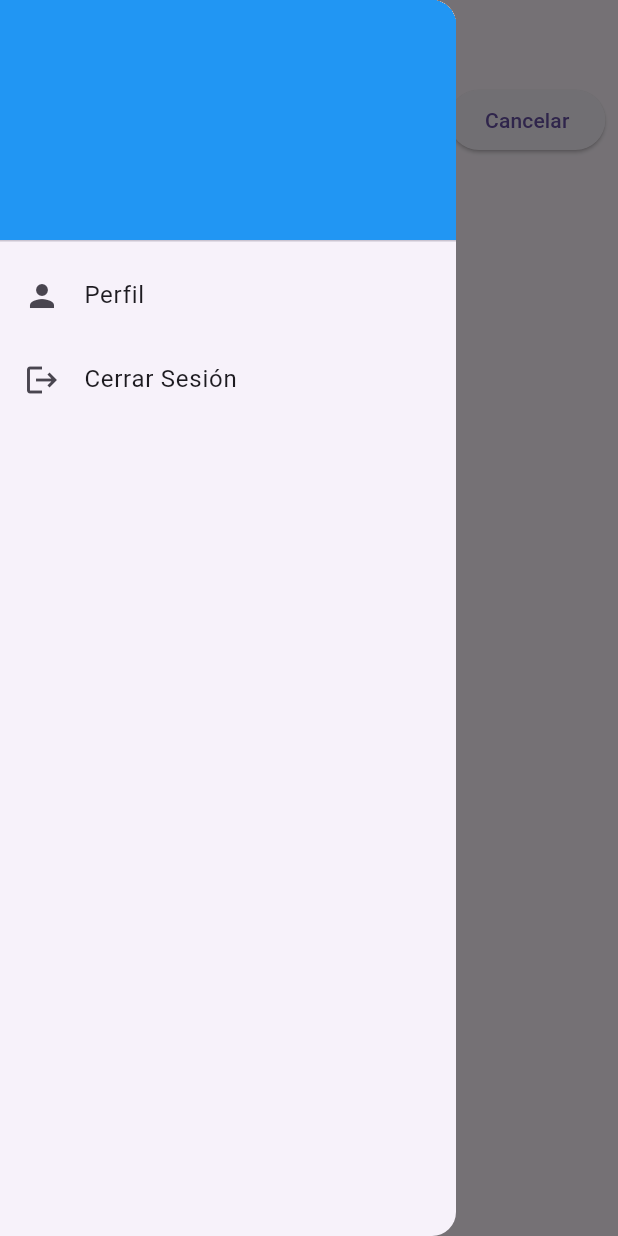
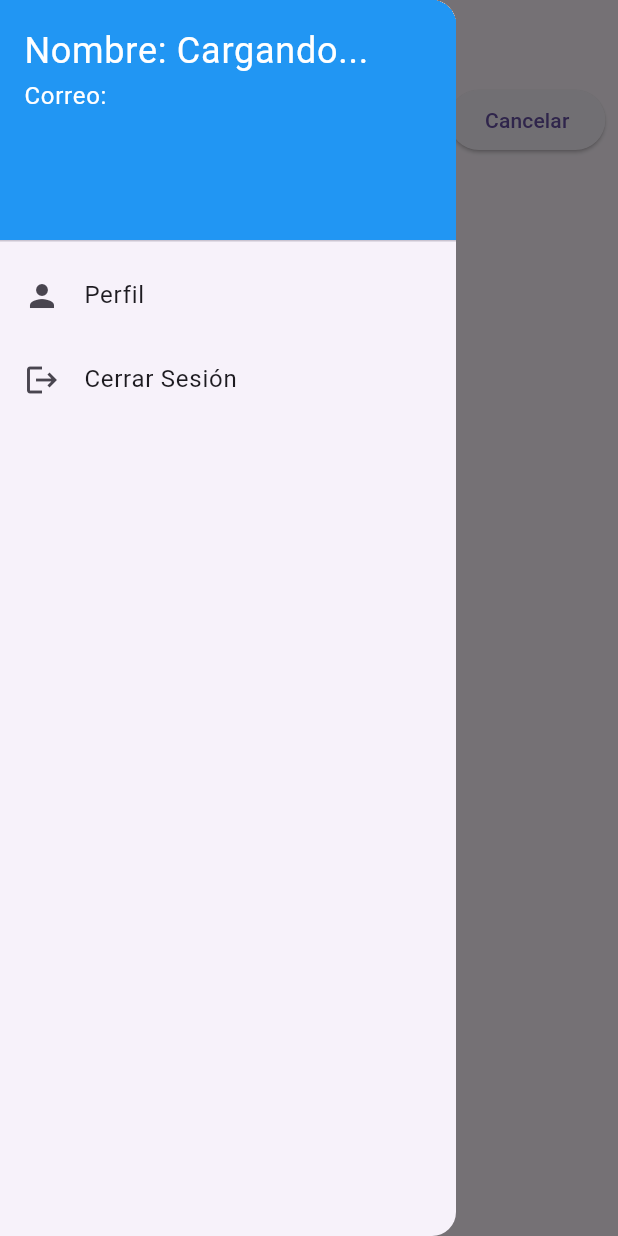
Before and after one commit to Hugo-Jesus-G/Aplicacion-de-Citas-Psicologo, a Flutter app: the Inicio screen opened directly with empty values, with the side drawer open, on a phone screen of 412 x 824 dp. Run offline on Flutter 3.47's test engine with Material 3 defaults, Android fonts, the phone set to English and light mode, and no system bars; our stand-ins replace cloud_firestore, firebase_core; accounts and stored records are empty.

Commit message:
modificacion de inicio asi como creacion de perfil para obtener datos del logeo

```diff
--- /dev/null
+++ b/lib/alumno.dart
@@ -0,0 +1,26 @@
+class Alumno {
+  String id;
+  String nombre;
+  String correo;
+  String telefono;
+  String matricula;
+
+  Alumno({
+    required this.id,
+    required this.nombre,
+    required this.correo,
+    required this.telefono,
+    required this.matricula,
+  });
+
+  // Factory para crear un Alumno desde un Map de Firestore
+  factory Alumno.fromMap(String id, Map<String, dynamic> data) {
+    return Alumno(
+      id: id, // Asignar el ID del documento
+      nombre: data['nombre'] ?? '',
+      correo: data['correo'] ?? '',
+      telefono: data['telefono'] ?? '',
+      matricula: data['matricula'] ?? '',
+    );
+  }
+}
--- a/lib/inicio.dart
+++ b/lib/inicio.dart
@@ -1,6 +1,8 @@
 import 'package:flutter/material.dart';
-import 'package:proyecto/login.dart';
+import 'package:proyecto/alumno.dart';
 import 'package:proyecto/main.dart';
+import 'package:proyecto/obtenerDatos.dart';
+import 'package:proyecto/perfil.dart';
 
 class Inicio extends StatefulWidget {
   final String username; // Añadir una variable para el nombre de usuario
@@ -12,7 +14,20 @@ class Inicio extends StatefulWidget {
 }
 
 class _InicioState extends State<Inicio> {
+  Alumno? alumno; // Variable para almacenar el objeto Alumno
+
   String selectedContent = 'crear';
+
+  @override
+  void initState() {
+    super.initState();
+    obtenerAlumno();
+  }
+
+  Future<void> obtenerAlumno() async {
+    alumno = await obtenerAlumnoPorCorreo(widget.username);
+    setState(() {});
+  }
 
   void updateContent(String content) {
     setState(() {
@@ -50,11 +65,20 @@ class _InicioState extends State<Inicio> {
               child: Column(
                 crossAxisAlignment: CrossAxisAlignment.start,
                 children: [
+                  // Muestra el nombre del alumno si no es null
                   Text(
-                    widget.username,
+                    "Nombre: ${alumno != null ? alumno!.nombre : 'Cargando...'}",
                     style: TextStyle(
                       color: Colors.white,
                       fontSize: 24,
+                    ),
+                  ),
+                  // Agrega más información si lo deseas
+                  Text(
+                    "Correo: ${alumno != null ? alumno!.correo : ''}",
+                    style: TextStyle(
+                      color: Colors.white,
+                      fontSize: 16,
                     ),
                   ),
                 ],
@@ -64,8 +88,14 @@ class _InicioState extends State<Inicio> {
               leading: Icon(Icons.person),
               title: Text('Perfil'),
               onTap: () {
-                // Aquí puedes agregar la lógica para cerrar sesión
-                Navigator.pop(context);
+                Navigator.pushReplacement(
+
+
+                  context,
+                  MaterialPageRoute(
+                    builder: (context) => Perfil(username: widget.username),
+                  ),
+                );
               },
             ),
             ListTile(
@@ -102,7 +132,7 @@ class _InicioState extends State<Inicio> {
             ],
           ),
           Expanded(
-          child: Center(
+            child: Center(
               child: getContent(),
             ),
           ),
--- a/lib/main.dart
+++ b/lib/main.dart
@@ -8,6 +8,7 @@ void main() {
 
 class MyApp extends StatelessWidget {
   const MyApp({super.key});
+
 
   // This widget is the root of your application.
   @override
```
Also changed, not shown: lib/obtenerDatos.dart (added, +25 -0 lines), lib/perfil.dart (added, +58 -0 lines).
